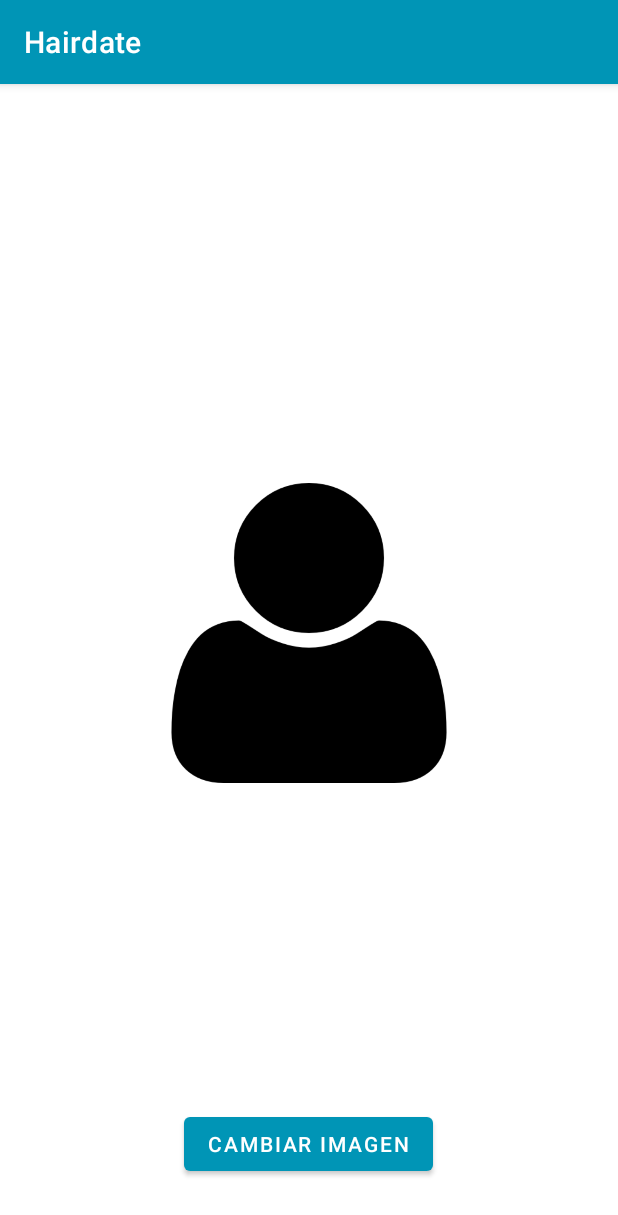
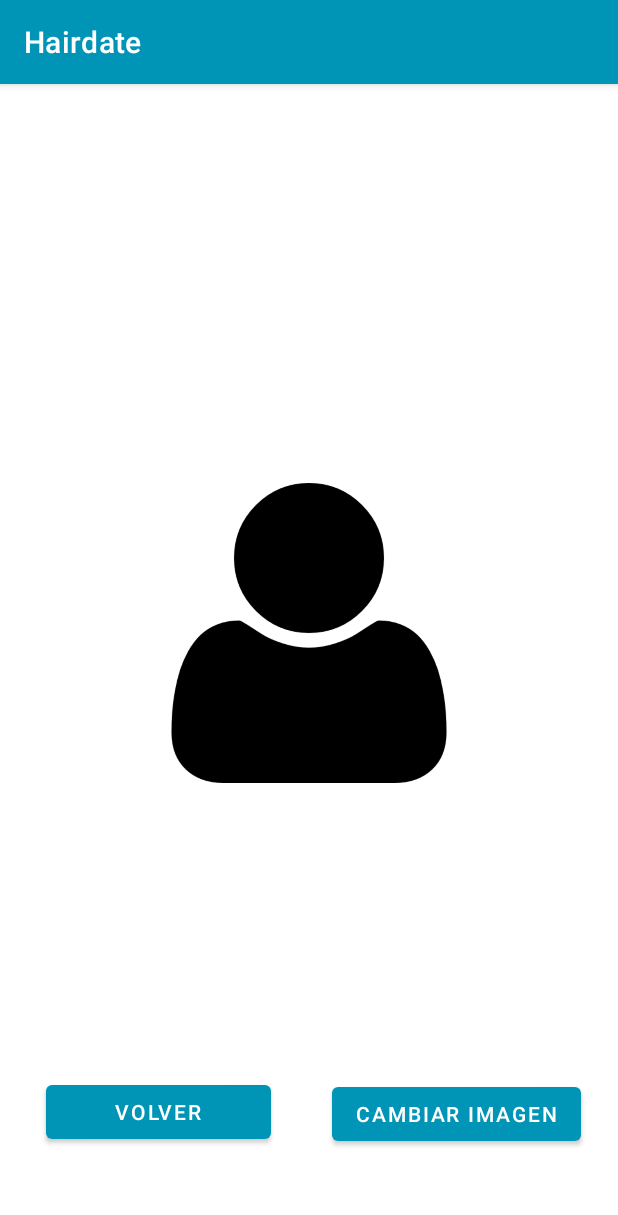
Before and after one commit to alvarovr0/Hairdate, an Android app: the menu_Peluquero screen opened through its navigation route, after a tap on "Usuario", on a phone screen of 412 x 824 dp. Shown: the top 1215 px of the screen. Run offline under Robolectric (Android 15) with nearby library versions, the phone set to English and light mode, and no system bars; our stand-ins replace Firebase (no records; nobody signed in at launch, a user with empty details on screens opened directly), Picasso.

Commit message:
Arreglado activity_profile

```diff
--- a/Hairdate/app/src/main/java/com/example/hairdate/activity_profile.java
+++ b/Hairdate/app/src/main/java/com/example/hairdate/activity_profile.java
@@ -11,6 +11,7 @@ import androidx.annotation.NonNull;
 import androidx.annotation.Nullable;
 import androidx.fragment.app.Fragment;
 import androidx.fragment.app.FragmentResultListener;
+import androidx.navigation.Navigation;
 
 import android.provider.MediaStore;
 import android.view.LayoutInflater;
@@ -49,7 +50,9 @@ public class activity_profile extends Fragment {
     private String mParam2;
     ImageView profileImage;
     String emailActual;
+    String ADondeVolver;
     private Button changeImageButton;
+    private Button volverAtras;
     private FirebaseStorage firebaseStorage;
     private StorageReference storageReference;
     public activity_profile() {
@@ -81,25 +84,15 @@ public class activity_profile extends Fragment {
         View view = inflater.inflate(R.layout.fragment_activity_profile, container, false);
         profileImage = view.findViewById(R.id.profile_image);
         changeImageButton = view.findViewById(R.id.change_image_button);
+        volverAtras = view.findViewById(R.id.btn_volver_activityProfile);
 
-        storageReference = FirebaseStorage.getInstance().getReference();
         getParentFragmentManager().setFragmentResultListener("fragmentVerObjeto", this, new FragmentResultListener() {
             @Override
             public void onFragmentResult(@NonNull String requestKey, @NonNull Bundle result) {
                 emailActual = result.getString("email");
-                //Toast.makeText(view.getContext(), emailActual, Toast.LENGTH_LONG).show();
-                Bundle bundle = new Bundle();
-                bundle.putString("email", emailActual);
-                getParentFragmentManager().setFragmentResult("menuPeluquero", bundle);
 
-                // Muestra imagen si ya había alguna anteriormente
-                StorageReference profileRef = storageReference.child(emailActual + "_profile.jpg");
-                profileRef.getDownloadUrl().addOnSuccessListener(new OnSuccessListener<Uri>() {
-                    @Override
-                    public void onSuccess(Uri uri) {
-                        Picasso.get().load(uri).into(profileImage);
-                    }
-                });
+
+
             }
         });
 
@@ -111,6 +104,25 @@ public class activity_profile extends Fragment {
                 // Aquí puedes abrir la galería o la cámara para que el usuario pueda seleccionar una nueva imagen de perfil
                 Intent openGalleryIntent = new Intent(Intent.ACTION_PICK, MediaStore.Images.Media.EXTERNAL_CONTENT_URI);
                 startActivityForResult(openGalleryIntent, 1000);
+            }
+        });
+
+        volverAtras.setOnClickListener(new View.OnClickListener() {
+            @Override
+            public void onClick(View view) {
+                if (ADondeVolver == "Peluquero") {
+                    // Si viene de un peluquero, envía la información a menuPeluquero y vuelve a ese fragment
+                    Bundle bundle = new Bundle();
+                    bundle.putString("email", emailActual);
+                    getParentFragmentManager().setFragmentResult("menuPeluquero", bundle);
+                    Navigation.findNavController(view).navigate(R.id.action_activity_profile_to_menu_Peluquero);
+                }else {
+                    // Si viene de un cliente, envía la información a menuCliente y vuelve a ese fragment
+                    Bundle bundle = new Bundle();
+                    bundle.putString("email", emailActual);
+                    getParentFragmentManager().setFragmentResult("menuCliente", bundle);
+                    Navigation.findNavController(view).navigate(R.id.action_activity_profile_to_principal_cliente);
+                }
             }
         });
 
@@ -165,4 +177,31 @@ public class activity_profile extends Fragment {
             }
         });
     }
+
+    @Override
+    public void onStart() {
+        super.onStart();
+
+        ADondeVolver = "Cliente";
+        storageReference = FirebaseStorage.getInstance().getReference();
+        // Recoge los datos que han sido traidos desde menuPeluquero/menuCliente
+        getParentFragmentManager().setFragmentResultListener("menuPeluquero_to_activityProfile", this, new FragmentResultListener() {
+            @Override
+            public void onFragmentResult(@NonNull String requestKey, @NonNull Bundle result) {
+                emailActual = result.getString("email");
+                ADondeVolver = result.getString("ADondeVolver");
+
+                //Toast.makeText(getContext(), ADondeVolver, Toast.LENGTH_SHORT).show();
+
+                // Muestra imagen si ya había alguna anteriormente
+                StorageReference profileRef = storageReference.child(emailActual + "_profile.jpg");
+                profileRef.getDownloadUrl().addOnSuccessListener(new OnSuccessListener<Uri>() {
+                    @Override
+                    public void onSuccess(Uri uri) {
+                        Picasso.get().load(uri).into(profileImage);
+                    }
+                });
+            }
+        });
+    }
 }
--- a/Hairdate/app/src/main/java/com/example/hairdate/inicioSesion.java
+++ b/Hairdate/app/src/main/java/com/example/hairdate/inicioSesion.java
@@ -186,7 +186,7 @@ public class inicioSesion extends Fragment {
                                                 Bundle result = new Bundle();
                                                 result.putString("bundleKey", mAuth.getUid());
                                                 Log.d("UID", String.valueOf(result));
-                                                getParentFragmentManager().setFragmentResult("requestKey", result);
+                                                getParentFragmentManager().setFragmentResult("menuCliente", result);
                                                 Navigation.findNavController(getView()).navigate(R.id.action_inicioSesion_to_menu_cliente);
                                             } else {
                                                 // No es un Cliente ni un Peluquero válido
--- a/Hairdate/app/src/main/java/com/example/hairdate/menu_Peluquero.java
+++ b/Hairdate/app/src/main/java/com/example/hairdate/menu_Peluquero.java
@@ -129,8 +129,6 @@ public class menu_Peluquero extends Fragment{
         IrADetallerCitas = true;
 
         profileImage = view.findViewById(R.id.img_imagenPerfil);
-
-
         usuario = view.findViewById(R.id.txt_nombrePeluquero);
         btn_controlStock = view.findViewById(R.id.btn_comprobarStock);
         btn_cerrarSesion = view.findViewById(R.id.btn_cerrarSesion);
@@ -162,9 +160,14 @@ public class menu_Peluquero extends Fragment{
 
 
 
-
+        // Al pulsar en el nombre de usuario se envía a cambiarse la imagen de perfil
         usuario.setOnClickListener((View.OnClickListener) (new View.OnClickListener() {
             public final void onClick(View it) {
+                String volverAMenuPeluquero = "Peluquero";
+                Bundle bundle = new Bundle();
+                bundle.putString("email", emailActual);
+                bundle.putString("ADondeVolver", volverAMenuPeluquero);
+                getParentFragmentManager().setFragmentResult("menuPeluquero_to_activityProfile", bundle);
                 Navigation.findNavController(view).navigate(R.id.action_menu_Peluquero_to_activity_profile);
             }
         }));
--- a/Hairdate/app/src/main/res/layout/fragment_activity_profile.xml
+++ b/Hairdate/app/src/main/res/layout/fragment_activity_profile.xml
@@ -13,8 +13,20 @@
         android:id="@+id/change_image_button"
         android:layout_width="wrap_content"
         android:layout_height="wrap_content"
+        android:layout_alignParentEnd="true"
         android:layout_alignParentBottom="true"
-        android:layout_centerHorizontal="true"
+        android:layout_marginEnd="23dp"
+        android:layout_marginBottom="20dp"
         android:text="Cambiar imagen" />
 
+    <Button
+        android:id="@+id/btn_volver_activityProfile"
+        android:layout_width="150dp"
+        android:layout_height="wrap_content"
+        android:layout_alignParentStart="true"
+        android:layout_alignParentBottom="true"
+        android:layout_marginStart="29dp"
+        android:layout_marginBottom="21dp"
+        android:text="Volver" />
+
 </RelativeLayout>
--- a/Hairdate/app/src/main/res/navigation/nav_graph.xml
+++ b/Hairdate/app/src/main/res/navigation/nav_graph.xml
@@ -78,7 +78,14 @@
         android:id="@+id/activity_profile"
         android:name="com.example.hairdate.activity_profile"
         android:label="fragment_activity_profile"
-        tools:layout="@layout/fragment_activity_profile" />
+        tools:layout="@layout/fragment_activity_profile" >
+        <action
+            android:id="@+id/action_activity_profile_to_menu_Peluquero"
+            app:destination="@id/menu_Peluquero" />
+        <action
+            android:id="@+id/action_activity_profile_to_principal_cliente"
+            app:destination="@id/principal_cliente" />
+    </fragment>
     <fragment
         android:id="@+id/stock_Peluquero"
         android:name="com.example.hairdate.stock_Peluquero"
```
